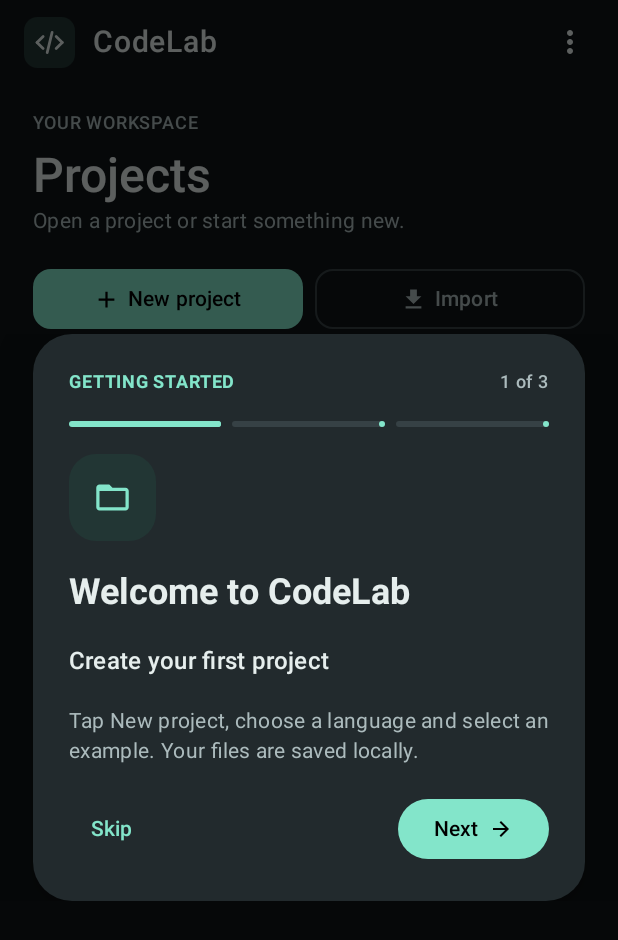
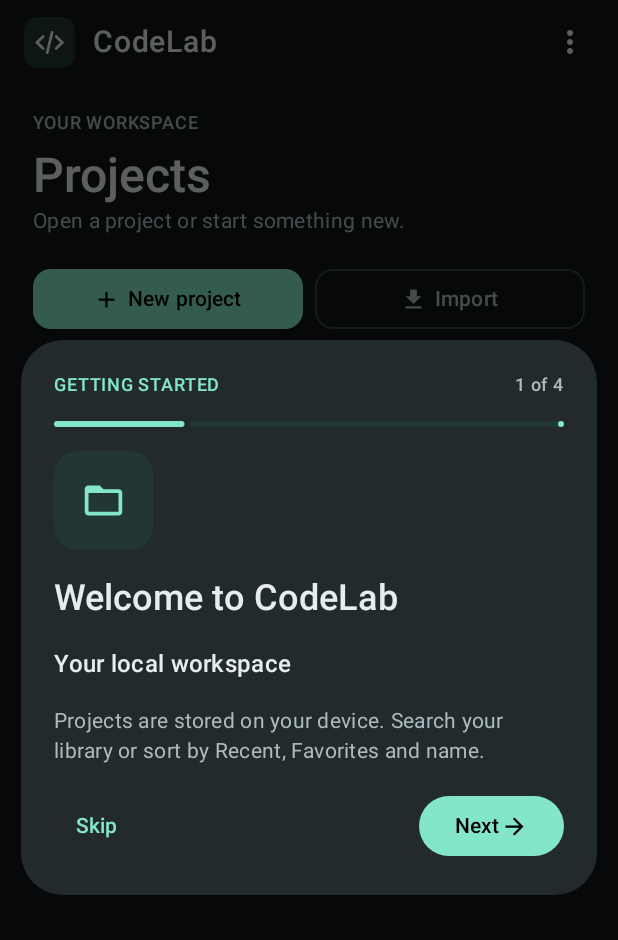
Before and after one commit to iamlxwis/CodeLab, an Android app built with Jetpack Compose: the screen it shows after launch (MainActivity), on a phone screen of 412 x 824 dp. Shown: the top 940 px of the screen. Run offline under Robolectric (Android 15) with nearby library versions, the phone set to English and light mode, and no system bars; pictures from the network do not load.

Commit message:
Expand progressive tutorial and update device smoke journeys

```diff
--- a/app/src/main/java/site/lxwis/codelab/FirstRunTutorial.kt
+++ b/app/src/main/java/site/lxwis/codelab/FirstRunTutorial.kt
@@ -8,78 +8,140 @@ import androidx.compose.material.icons.Icons
 import androidx.compose.material.icons.filled.*
 import androidx.compose.material3.*
 import androidx.compose.runtime.*
+import androidx.compose.runtime.saveable.rememberSaveable
 import androidx.compose.ui.Alignment
 import androidx.compose.ui.Modifier
 import androidx.compose.ui.graphics.vector.ImageVector
-import androidx.compose.ui.text.font.FontWeight
 import androidx.compose.ui.unit.dp
 import androidx.compose.ui.window.Dialog
 import androidx.compose.ui.window.DialogProperties
 
-private data class TutorialPage(
-    val title: String, val description: String, val details: String,
-    val icon: ImageVector
+private data class GuideStep(
+    val title: String, val subtitle: String, val instruction: String,
+    val icon: ImageVector, val action: String? = null
 )
-private val pages = listOf(
-    TutorialPage("Welcome to CodeLab", "Create your first project",
-        "Tap New project, choose a language and select an example. Your files are saved locally.", Icons.Default.FolderOpen),
-    TutorialPage("Write and run", "Code in the editor",
-        "Open a file and tap Run. Online execution requires your approval. Offline Python needs a downloaded module.", Icons.Default.Code),
-    TutorialPage("Make it yours", "Everything stays accessible",
-        "Use Languages to manage runtimes, Appearance for themes and More to find tools. You can replay this guide in Settings.", Icons.Default.Tune)
+private val guide = listOf(
+    GuideStep("Welcome to CodeLab", "Your local workspace",
+        "Projects are stored on your device. Search your library or sort by Recent, Favorites and name.",
+        Icons.Default.FolderOpen),
+    GuideStep("Create a project", "Start with New project",
+        "Name the project, select a language and choose a starter example.",
+        Icons.Default.Add, "newproject"),
+    GuideStep("Choose language and template", "Editing works without a runtime",
+        "Pick Beginner Example, Hello World or Blank. A starter template does not guarantee offline execution.",
+        Icons.Default.Code, "newproject"),
+    GuideStep("Import projects", "Bring an existing project into CodeLab",
+        "Use Import for ZIP backups or public GitHub snapshots. Imports are copied to private project storage.",
+        Icons.Default.Archive),
+    GuideStep("Navigate the editor", "Tabs and panels",
+        "Switch between open tabs. Use the file explorer, project search and editor commands to navigate.",
+        Icons.Default.Description, "files"),
+    GuideStep("Manage files", "Build your project structure",
+        "Create and rename files or folders in the explorer. Use the tabs to return to a file.",
+        Icons.Default.CreateNewFolder, "files"),
+    GuideStep("Run code offline", "Run stays on your device",
+        "Choose Offline in the visible selector near Run. If no module is installed, open Modules to install a compatible one.",
+        Icons.Default.Computer, "languages"),
+    GuideStep("Run code online", "Approval before source transfer",
+        "Choose Online near Run. Source is sent to a configured provider only after you confirm the upload.",
+        Icons.Default.Cloud),
+    GuideStep("Language modules", "Install only what you need",
+        "In Languages, inspect Python installation and other supported runtimes. Some engines are still being migrated.",
+        Icons.Default.Extension, "languages"),
+    GuideStep("Console and output", "Inspect results and errors",
+        "Open Console after Run to read program output, execution status and error links to source.",
+        Icons.Default.Terminal),
+    GuideStep("Switch themes", "Five distinct styles",
+        "In Appearance, compare Minimal, Glass, Clay, AMOLED and Paper using previews of actual app surfaces.",
+        Icons.Default.Palette, "appearance"),
+    GuideStep("Create an appearance preset", "Your own colors and saved looks",
+        "Select an accent or enter #RRGGBB, type a preset name and save. Load, edit or delete presets later.",
+        Icons.Default.ColorLens, "appearance"),
+    GuideStep("Find tools and settings", "Use the More menu",
+        "Project tools, editor preferences, languages, appearance and tutorial replay are within More.",
+        Icons.Default.Settings, "actions"),
+    GuideStep("Export a backup", "Protect your local files",
+        "Export a project ZIP from the tools menu and keep it outside CodeLab before uninstalling the app.",
+        Icons.Default.FileUpload, "exportproject")
 )
 
-/** Short, skippable tutorial: only shown automatically once, replayable in More > Settings. */
+/** Four essential steps by default; the remaining ten topics are optional. */
 @Composable
-internal fun FirstRunTutorial(onFinish: () -> Unit) {
-    var page by remember { mutableIntStateOf(0) }
-    val current = pages[page]
+internal fun FirstRunTutorial(
+    onFinish: () -> Unit,
+    onAction: (String) -> Unit = {},
+    projectOpen: Boolean = false
+) {
+    var index by rememberSaveable { mutableIntStateOf(0) }
+    var advanced by rememberSaveable { mutableStateOf(false) }
+    val current = guide[index]
+    val total = if (advanced) guide.size else 4
     Dialog(onDismissRequest = onFinish,
         properties = DialogProperties(usePlatformDefaultWidth = false)) {
-        Surface(Modifier.fillMaxWidth().padding(horizontal = 22.dp),
-            shape = RoundedCornerShape(26.dp),
-            color = MaterialTheme.colorScheme.surfaceContainerHigh,
-            shadowElevation = 14.dp) {
-            Column(Modifier.heightIn(max = 540.dp).verticalScroll(rememberScrollState())
-                .padding(24.dp), verticalArrangement = Arrangement.spacedBy(18.dp)) {
+        Surface(Modifier.fillMaxWidth().padding(horizontal = 14.dp),
+            shape = RoundedCornerShape(28.dp),
+            color = MaterialTheme.colorScheme.surfaceContainerHigh) {
+            Column(Modifier.heightIn(max = 590.dp).verticalScroll(rememberScrollState())
+                .padding(22.dp), verticalArrangement = Arrangement.spacedBy(16.dp)) {
                 Row(verticalAlignment = Alignment.CenterVertically) {
-                    Text("GETTING STARTED", style = MaterialTheme.typography.labelMedium,
+                    Text(if (index < 4) "GETTING STARTED" else "EXPLORE MORE",
+                        modifier = Modifier.weight(1f),
                         color = MaterialTheme.colorScheme.primary,
-                        fontWeight = FontWeight.Bold, modifier = Modifier.weight(1f))
-                    Text("${page + 1} of ${pages.size}",
+                        style = MaterialTheme.typography.labelMedium)
+                    Text((index + 1).toString() + " of " + total,
                         style = MaterialTheme.typography.labelMedium,
                         color = MaterialTheme.colorScheme.onSurfaceVariant)
                 }
-                Row(horizontalArrangement = Arrangement.spacedBy(7.dp)) {
-                    repeat(pages.size) { index ->
-                        LinearProgressIndicator(
-                            progress = { if (index <= page) 1f else 0f },
-                            modifier = Modifier.weight(1f).height(4.dp),
-                            trackColor = MaterialTheme.colorScheme.outlineVariant)
-                    }
-                }
-                Surface(shape = RoundedCornerShape(18.dp),
+                LinearProgressIndicator(
+                    progress = { (index + 1f) / total.toFloat() },
+                    modifier = Modifier.fillMaxWidth())
+                Surface(shape = RoundedCornerShape(16.dp),
                     color = MaterialTheme.colorScheme.primaryContainer) {
                     Icon(current.icon, contentDescription = null,
                         tint = MaterialTheme.colorScheme.primary,
-                        modifier = Modifier.padding(16.dp).size(26.dp))
+                        modifier = Modifier.padding(18.dp).size(30.dp))
                 }
-                Text(current.title, style = MaterialTheme.typography.headlineSmall,
-                    fontWeight = FontWeight.Bold)
-                Text(current.description, style = MaterialTheme.typography.titleMedium)
-                Text(current.details, style = MaterialTheme.typography.bodyMedium,
+                Text(current.title, style = MaterialTheme.typography.headlineSmall)
+                Text(current.subtitle, style = MaterialTheme.typography.titleMedium)
+                Text(current.instruction, style = MaterialTheme.typography.bodyMedium,
                     color = MaterialTheme.colorScheme.onSurfaceVariant)
-                Row(Modifier.fillMaxWidth(), verticalAlignment = Alignment.CenterVertically) {
-                    TextButton(onClick = onFinish) { Text("Skip") }
-                    Spacer(Modifier.weight(1f))
-                    Button(onClick = { if (page == pages.lastIndex) onFinish() else page++ }) {
-                        Text(if (page == pages.lastIndex) "Start coding" else "Next")
-                        Spacer(Modifier.width(6.dp))
-                        Icon(if (page == pages.lastIndex) Icons.Default.Check
-                            else Icons.Default.ArrowForward,
-                            contentDescription = null, modifier = Modifier.size(16.dp))
+                val canTry = current.action != null && (projectOpen ||
+                    current.action in setOf("newproject", "languages", "appearance", "actions"))
+                if (canTry) {
+                    OutlinedButton(onClick = {
+                        onFinish()
+                        current.action?.let(onAction)
+                    }) {
+                        Icon(Icons.Default.OpenInNew, contentDescription = null,
+                            modifier = Modifier.size(17.dp))
+                        Spacer(Modifier.width(8.dp))
+                        Text("Try it in CodeLab")
                     }
                 }
+                Row(Modifier.fillMaxWidth(), verticalAlignment = Alignment.CenterVertically,
+                    horizontalArrangement = Arrangement.spacedBy(6.dp)) {
+                    TextButton(onClick = onFinish) {
+                        Text(if (index == 3 || index == guide.lastIndex) "Finish basics" else "Skip")
+                    }
+                    Spacer(Modifier.weight(1f))
+                    if (index > 0) TextButton(onClick = { index-- }) { Text("Back") }
+                    Button(onClick = {
+                        if (index == 3 && !advanced) {
+                            advanced = true
+                            index = 4
+                        } else if (index < guide.lastIndex) index++
+                        else onFinish()
+                    }) {
+                        Text(if (index == 3 && !advanced) "More topics"
+                            else if (index == guide.lastIndex) "Done" else "Next")
+                        Icon(Icons.Default.ArrowForward, contentDescription = null,
+                            modifier = Modifier.size(18.dp))
+                    }
+                }
+                if (index == 3 && !advanced) Text(
+                    "Finish now, or explore optional tools and customization.",
+                    style = MaterialTheme.typography.labelSmall,
+                    color = MaterialTheme.colorScheme.onSurfaceVariant)
             }
         }
     }
--- a/app/src/main/java/site/lxwis/codelab/WorkspaceScreen.kt
+++ b/app/src/main/java/site/lxwis/codelab/WorkspaceScreen.kt
@@ -551,10 +551,14 @@ internal fun Studio(m: WorkspaceModel, modifier: Modifier) {
             }, confirmButton = { TextButton(onClick = { dialog = "" }) { Text("Done") } })
         "appearance" -> AppearanceGallery(m) { dialog = "" }
     }
-    if (showTutorial) FirstRunTutorial {
-        tutorialPrefs.edit().putBoolean("complete", true).apply()
-        showTutorial = false
-    }
+    if (showTutorial) FirstRunTutorial(
+        onFinish = {
+            tutorialPrefs.edit().putBoolean("complete", true).apply()
+            showTutorial = false
+        },
+        onAction = { action -> openAction(action) },
+        projectOpen = p != null
+    )
     m.cloudPending?.let { filename ->
         val language = m.cloudLanguages[CloudJudge0.extension(filename)]
         if (language != null) {
```
Also changed, not shown: 6 other files.
